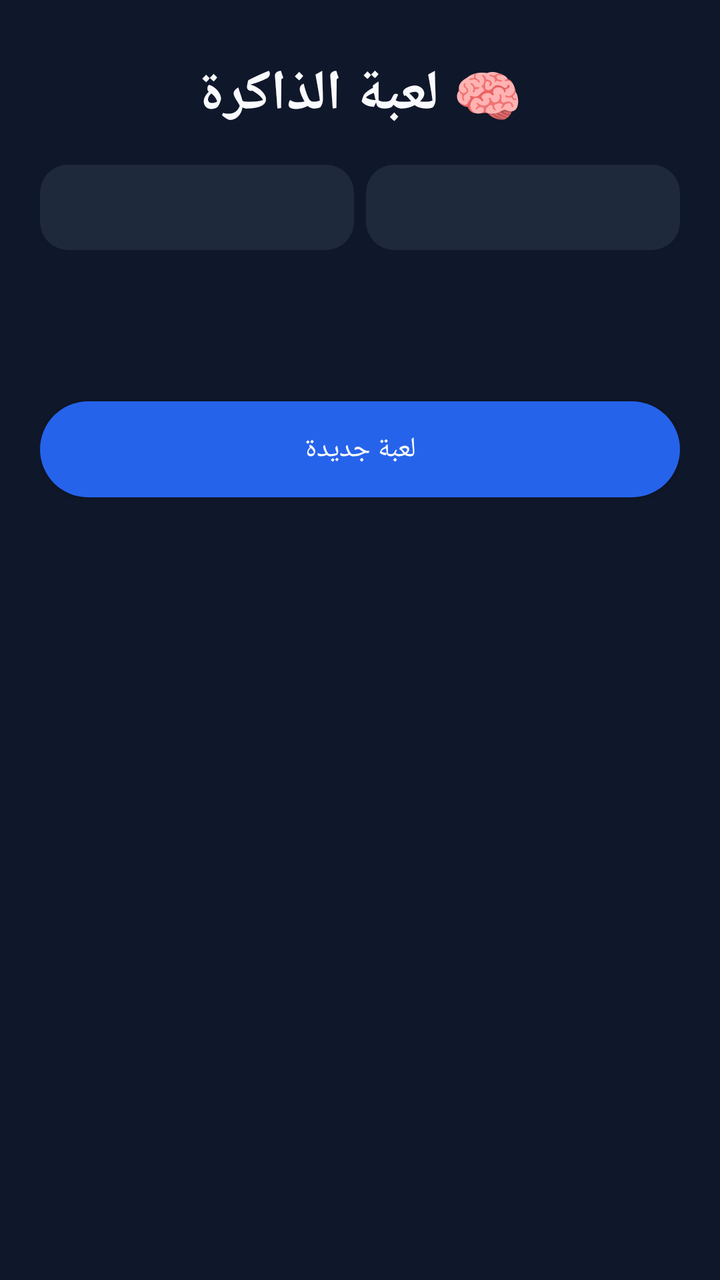
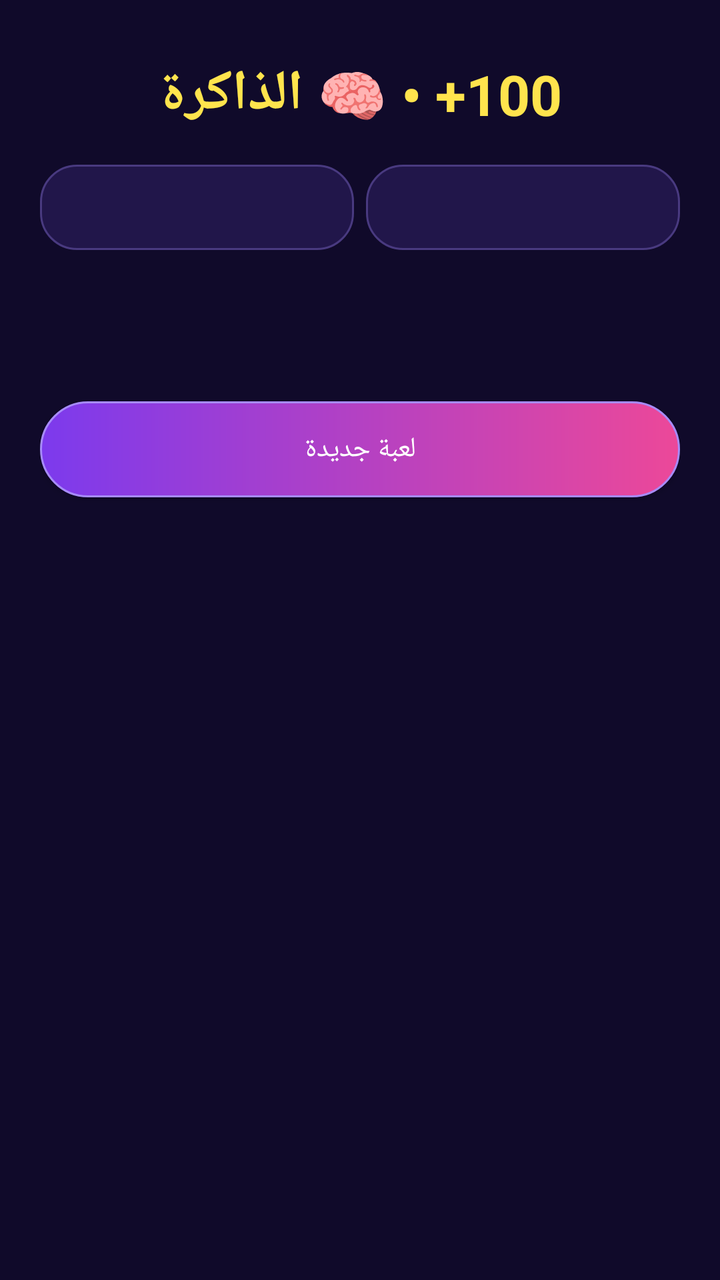

An Android layout rendered at two revisions. The XML below is the earlier revision; the diff shows what the commit changed to produce the second picture.
<!-- AndroidManifest.xml: application theme AppTheme -->
<!-- res/layout/activity_memory.xml -->
<?xml version="1.0" encoding="utf-8"?>
<ScrollView xmlns:android="http://schemas.android.com/apk/res/android"
    android:layout_width="match_parent"
    android:layout_height="match_parent"
    android:background="@color/bg"
    android:fillViewport="true">

    <LinearLayout
        android:layout_width="match_parent"
        android:layout_height="wrap_content"
        android:gravity="center_horizontal"
        android:orientation="vertical"
        android:padding="20dp">

        <TextView
            android:layout_width="wrap_content"
            android:layout_height="wrap_content"
            android:layout_marginTop="8dp"
            android:text="🧠 لعبة الذاكرة"
            android:textColor="@color/text_main"
            android:textSize="28sp"
            android:textStyle="bold" />

        <LinearLayout
            android:layout_width="match_parent"
            android:layout_height="wrap_content"
            android:layout_marginTop="16dp"
            android:orientation="horizontal">

            <TextView
                android:id="@+id/memMoves"
                android:layout_width="0dp"
                android:layout_height="wrap_content"
                android:layout_marginEnd="6dp"
                android:layout_weight="1"
                android:background="@drawable/bg_panel"
                android:gravity="center"
                android:padding="10dp"
                android:textColor="@color/x_color"
                android:textSize="17sp"
                android:textStyle="bold" />

            <TextView
                android:id="@+id/memBest"
                android:layout_width="0dp"
                android:layout_height="wrap_content"
                android:layout_weight="1"
                android:background="@drawable/bg_panel"
                android:gravity="center"
                android:padding="10dp"
                android:textColor="@color/gold"
                android:textSize="17sp"
                android:textStyle="bold" />
        </LinearLayout>

        <TextView
            android:id="@+id/memStatus"
            android:layout_width="wrap_content"
            android:layout_height="wrap_content"
            android:layout_marginTop="16dp"
            android:layout_marginBottom="12dp"
            android:textColor="@color/text_main"
            android:textSize="19sp"
            android:textStyle="bold" />

        <GridLayout
            android:id="@+id/memBoard"
            android:layout_width="wrap_content"
            android:layout_height="wrap_content"
            android:columnCount="4"
            android:rowCount="4" />

        <Button
            android:id="@+id/memNew"
            android:layout_width="match_parent"
            android:layout_height="48dp"
            android:layout_marginTop="22dp"
            android:background="@drawable/bg_button"
            android:text="لعبة جديدة"
            android:textColor="@color/text_main" />

    </LinearLayout>
</ScrollView>
<!-- resources referenced by this layout -->
<resources>
  <color name="bg">#0F172A</color>
  <color name="gold">#FACC15</color>
  <color name="text_main">#F8FAFC</color>
  <color name="x_color">#38BDF8</color>
  <!-- drawable bg_button (drawable) -->
  <?xml version="1.0" encoding="utf-8"?>
  <shape xmlns:android="http://schemas.android.com/apk/res/android" android:shape="rectangle">
      <solid android:color="#2563EB" />
      <corners android:radius="24dp" />
  </shape>
  <!-- drawable bg_panel (drawable) -->
  <?xml version="1.0" encoding="utf-8"?>
  <shape xmlns:android="http://schemas.android.com/apk/res/android" android:shape="rectangle">
      <solid android:color="@color/panel" />
      <corners android:radius="14dp" />
  </shape>
  <style name="AppTheme" parent="Theme.AppCompat.NoActionBar">
          <item name="android:windowBackground">@color/bg</item>
          <item name="android:statusBarColor">@color/bg</item>
          <item name="android:navigationBarColor">@color/bg</item>
      </style>
  <color name="panel">#1E293B</color>
</resources>

<!-- the commit's change to res/layout/activity_memory.xml (unified diff, before → after) -->
@@ -4,29 +4,25 @@
     android:layout_height="match_parent"
     android:background="@color/bg"
     android:fillViewport="true">
-
     <LinearLayout
         android:layout_width="match_parent"
         android:layout_height="wrap_content"
         android:gravity="center_horizontal"
         android:orientation="vertical"
         android:padding="20dp">
-
         <TextView
             android:layout_width="wrap_content"
             android:layout_height="wrap_content"
             android:layout_marginTop="8dp"
-            android:text="🧠 لعبة الذاكرة"
-            android:textColor="@color/text_main"
+            android:text="100+ • 🧠 الذاكرة"
+            android:textColor="@color/gold"
             android:textSize="28sp"
             android:textStyle="bold" />
-
         <LinearLayout
             android:layout_width="match_parent"
             android:layout_height="wrap_content"
             android:layout_marginTop="16dp"
             android:orientation="horizontal">
-
             <TextView
                 android:id="@+id/memMoves"
                 android:layout_width="0dp"
@@ -39,7 +35,6 @@
                 android:textColor="@color/x_color"
                 android:textSize="17sp"
                 android:textStyle="bold" />
-
             <TextView
                 android:id="@+id/memBest"
                 android:layout_width="0dp"
@@ -52,7 +47,6 @@
                 android:textSize="17sp"
                 android:textStyle="bold" />
         </LinearLayout>
-
         <TextView
             android:id="@+id/memStatus"
             android:layout_width="wrap_content"
@@ -62,14 +56,12 @@
             android:textColor="@color/text_main"
             android:textSize="19sp"
             android:textStyle="bold" />
-
         <GridLayout
             android:id="@+id/memBoard"
             android:layout_width="wrap_content"
             android:layout_height="wrap_content"
             android:columnCount="4"
             android:rowCount="4" />
-
         <Button
             android:id="@+id/memNew"
             android:layout_width="match_parent"
@@ -78,6 +70,5 @@
             android:background="@drawable/bg_button"
             android:text="لعبة جديدة"
             android:textColor="@color/text_main" />
-
     </LinearLayout>
 </ScrollView>
<!-- resource entries referenced after the edit -->
@@ -1,26 +1,27 @@
 <!-- resources referenced by this layout -->
 <resources>
-  <color name="bg">#0F172A</color>
-  <color name="gold">#FACC15</color>
-  <color name="text_main">#F8FAFC</color>
-  <color name="x_color">#38BDF8</color>
+  <color name="bg">#100A2A</color>
+  <color name="gold">#FFE44D</color>
+  <color name="text_main">#FFFFFF</color>
+  <color name="x_color">#36E7FF</color>
   <!-- drawable bg_button (drawable) -->
   <?xml version="1.0" encoding="utf-8"?>
   <shape xmlns:android="http://schemas.android.com/apk/res/android" android:shape="rectangle">
-      <solid android:color="#2563EB" />
+      <gradient android:angle="0" android:startColor="#7C3AED" android:endColor="#EC4899" />
       <corners android:radius="24dp" />
+      <stroke android:width="1dp" android:color="#A78BFA" />
   </shape>
   <!-- drawable bg_panel (drawable) -->
   <?xml version="1.0" encoding="utf-8"?>
   <shape xmlns:android="http://schemas.android.com/apk/res/android" android:shape="rectangle">
-      <solid android:color="@color/panel" />
-      <corners android:radius="14dp" />
+      <solid android:color="#21164A" />
+      <corners android:radius="18dp" />
+      <stroke android:width="1dp" android:color="#493A80" />
   </shape>
   <style name="AppTheme" parent="Theme.AppCompat.NoActionBar">
           <item name="android:windowBackground">@color/bg</item>
           <item name="android:statusBarColor">@color/bg</item>
           <item name="android:navigationBarColor">@color/bg</item>
       </style>
-  <color name="panel">#1E293B</color>
 </resources>
 
